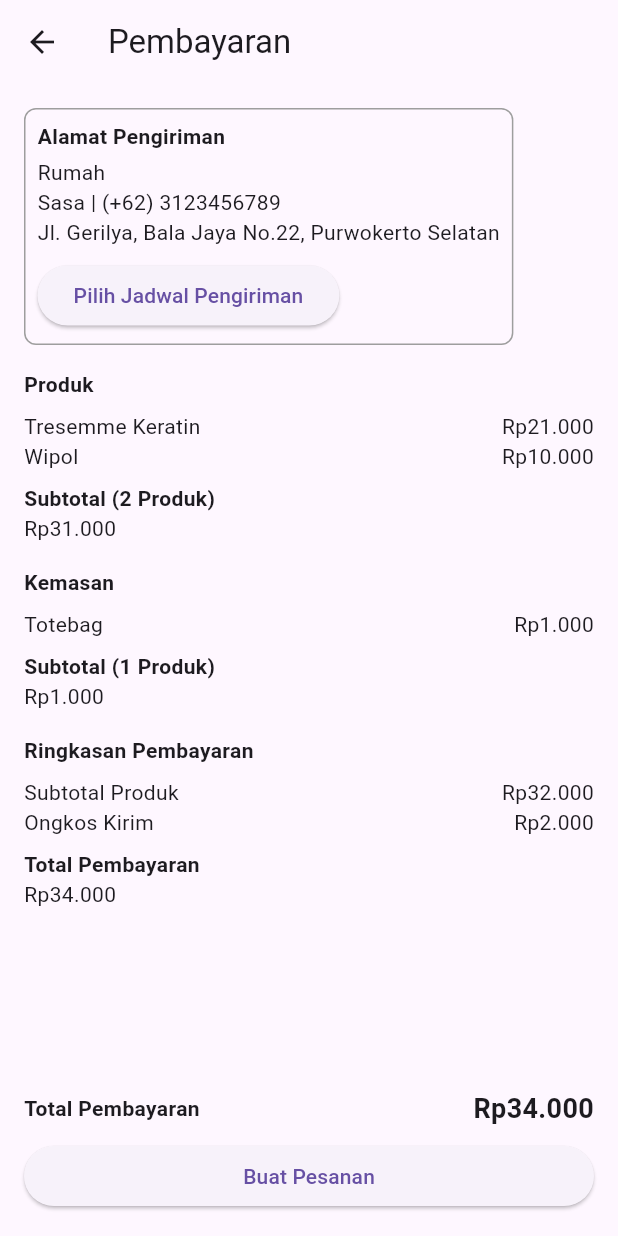
After one commit to TubesPPB-SpotlessStore/E-Commerce, a Flutter app: the CartScreen screen opened by its route, after a tap on "Pesan", on a phone screen of 412 x 824 dp. The commit adds this screen. Run offline on Flutter 3.47's test engine with Material 3 defaults, Android fonts, the phone set to English and light mode, and no system bars; our stand-ins replace bloc, firebase_auth, firebase_core, flutter_bloc, flutter_svg; accounts and stored records are empty.

Commit message:
add payment page

```diff
--- a/lib/components/check_out_card.dart
+++ b/lib/components/check_out_card.dart
@@ -1,4 +1,6 @@
 import 'package:flutter/material.dart';
+import 'package:spotless_store/utils/routes.dart';
+import '../../constant.dart';
 
 class CheckoutCard extends StatelessWidget {
   const CheckoutCard({
@@ -50,8 +52,20 @@ class CheckoutCard extends StatelessWidget {
                 ),
                 Expanded(
                   child: ElevatedButton(
-                    onPressed: () {},
-                    child: const Text("Check Out"),
+                    onPressed: () {
+                      Navigator.pushNamed(context, rPayment);
+                    },
+                    style: ElevatedButton.styleFrom(
+                      backgroundColor: kPrimaryColor,
+                      shape: RoundedRectangleBorder(
+                        borderRadius: BorderRadius.circular(8),
+                      ),
+                    ),
+                    child: const Text(
+                      "Pesan",
+                      style: TextStyle(
+                          fontWeight: FontWeight.w500, color: Colors.white),
+                    ),
                   ),
                 ),
               ],
--- a/lib/screens/cart/cart_screen.dart
+++ b/lib/screens/cart/cart_screen.dart
@@ -1,4 +1,5 @@
 import 'package:flutter/material.dart';
+import 'package:flutter_svg/flutter_svg.dart';
 
 import '../../models/Cart.dart';
 import '../../components/cart_card.dart';
@@ -54,7 +55,7 @@ class _CartScreenState extends State<CartScreen> {
                 child: Row(
                   children: [
                     const Spacer(),
-                    Image.asset("assets/icons/Trash.svg"),
+                    SvgPicture.asset('assets/icons/Trash.svg'),
                   ],
                 ),
               ),
--- /dev/null
+++ b/lib/screens/payment/payment_screen.dart
@@ -0,0 +1,146 @@
+import 'package:flutter/material.dart';
+
+class PaymentPage extends StatelessWidget {
+  @override
+  Widget build(BuildContext context) {
+    return Scaffold(
+      appBar: AppBar(
+        title: Text('Pembayaran'),
+      ),
+      body: Padding(
+        padding: const EdgeInsets.all(16.0),
+        child: Column(
+          crossAxisAlignment: CrossAxisAlignment.start,
+          children: <Widget>[
+            _buildAddressSection(),
+            SizedBox(height: 16),
+            _buildProductSection(),
+            SizedBox(height: 16),
+            _buildSummarySection(),
+            Spacer(),
+            _buildTotalSection(),
+            SizedBox(height: 8),
+            _buildPlaceOrderButton(),
+          ],
+        ),
+      ),
+    );
+  }
+
+  Widget _buildAddressSection() {
+    return Container(
+      padding: EdgeInsets.all(8),
+      decoration: BoxDecoration(
+        border: Border.all(color: Colors.grey),
+        borderRadius: BorderRadius.circular(8),
+      ),
+      child: Column(
+        crossAxisAlignment: CrossAxisAlignment.start,
+        children: [
+          Text(
+            'Alamat Pengiriman',
+            style: TextStyle(fontWeight: FontWeight.bold),
+          ),
+          SizedBox(height: 4),
+          Text('Rumah'),
+          Text('Sasa | (+62) 3123456789'),
+          Text('Jl. Gerilya, Bala Jaya No.22, Purwokerto Selatan'),
+          SizedBox(height: 8),
+          ElevatedButton(
+            onPressed: () {},
+            child: Text('Pilih Jadwal Pengiriman'),
+          ),
+        ],
+      ),
+    );
+  }
+
+  Widget _buildProductSection() {
+    return Column(
+      crossAxisAlignment: CrossAxisAlignment.start,
+      children: [
+        Text(
+          'Produk',
+          style: TextStyle(fontWeight: FontWeight.bold),
+        ),
+        SizedBox(height: 8),
+        _buildProductItem('Tresemme Keratin', 'Rp21.000'),
+        _buildProductItem('Wipol', 'Rp10.000'),
+        SizedBox(height: 8),
+        Text('Subtotal (2 Produk)',
+            style: TextStyle(fontWeight: FontWeight.bold)),
+        Text('Rp31.000'),
+        SizedBox(height: 16),
+        Text(
+          'Kemasan',
+          style: TextStyle(fontWeight: FontWeight.bold),
+        ),
+        SizedBox(height: 8),
+        _buildProductItem('Totebag', 'Rp1.000', quantity: 1),
+        SizedBox(height: 8),
+        Text('Subtotal (1 Produk)',
+            style: TextStyle(fontWeight: FontWeight.bold)),
+        Text('Rp1.000'),
+      ],
+    );
+  }
+
+  Widget _buildProductItem(String name, String price, {int quantity = 0}) {
+    return Row(
+      mainAxisAlignment: MainAxisAlignment.spaceBetween,
+      children: [
+        Text(name),
+        Text(price),
+      ],
+    );
+  }
+
+  Widget _buildSummarySection() {
+    return Column(
+      crossAxisAlignment: CrossAxisAlignment.start,
+      children: [
+        Text(
+          'Ringkasan Pembayaran',
+          style: TextStyle(fontWeight: FontWeight.bold),
+        ),
+        SizedBox(height: 8),
+        _buildSummaryItem('Subtotal Produk', 'Rp32.000'),
+        _buildSummaryItem('Ongkos Kirim', 'Rp2.000'),
+        SizedBox(height: 8),
+        Text('Total Pembayaran', style: TextStyle(fontWeight: FontWeight.bold)),
+        Text('Rp34.000'),
+      ],
+    );
+  }
+
+  Widget _buildSummaryItem(String title, String value) {
+    return Row(
+      mainAxisAlignment: MainAxisAlignment.spaceBetween,
+      children: [
+        Text(title),
+        Text(value),
+      ],
+    );
+  }
+
+  Widget _buildTotalSection() {
+    return Row(
+      mainAxisAlignment: MainAxisAlignment.spaceBetween,
+      children: [
+        Text('Total Pembayaran', style: TextStyle(fontWeight: FontWeight.bold)),
+        Text('Rp34.000',
+            style: TextStyle(fontWeight: FontWeight.bold, fontSize: 18)),
+      ],
+    );
+  }
+
+  Widget _buildPlaceOrderButton() {
+    return SizedBox(
+      width: double.infinity,
+      child: ElevatedButton(
+        onPressed: () {},
+        child: Text('Buat Pesanan'),
+      ),
+    );
+  }
+}
--- a/lib/utils/routes.dart
+++ b/lib/utils/routes.dart
@@ -6,6 +6,7 @@ import 'package:spotless_store/screens/products/detail_product_screen.dart';
 import 'package:spotless_store/screens/splash/splash_screen.dart';
 import 'package:spotless_store/screens/splash/splash2_screen.dart';
 import 'package:spotless_store/screens/cart/cart_screen.dart';
+import 'package:spotless_store/screens/payment/payment_screen.dart';
 
 MaterialPageRoute _pageRoute(
         {required Widget body, required RouteSettings settings}) =>
@@ -43,6 +44,9 @@ Route? generateRoute(RouteSettings settings) {
         );
       }
       break;
+    case rPayment:
+      _route = _pageRoute(body: PaymentPage(), settings: settings);
+      break;
   }
   return _route;
 }
@@ -55,3 +59,4 @@ const String rSplash = '/splash';
 const String rSplash2 = '/splash2';
 const String rCart = '/cart';
 const String rProductDetail = '/product-detail';
+const String rPayment = '/payment';
--- a/pubspec.yaml
+++ b/pubspec.yaml
@@ -38,6 +38,7 @@ dependencies:
   firebase_auth: ^5.0.0
   bloc: ^8.1.4
   flutter_bloc: ^8.1.6
+  flutter_svg: ^2.0.10+1
 
 dev_dependencies:
   flutter_test:
```
Also changed, not shown: pubspec.lock.
